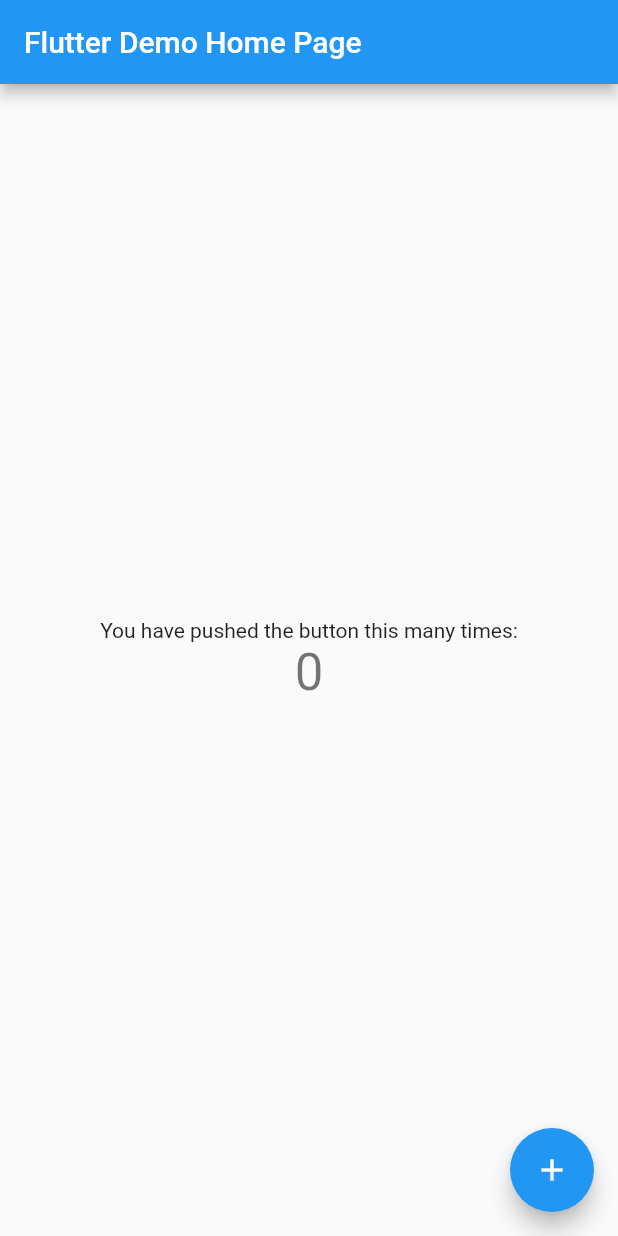
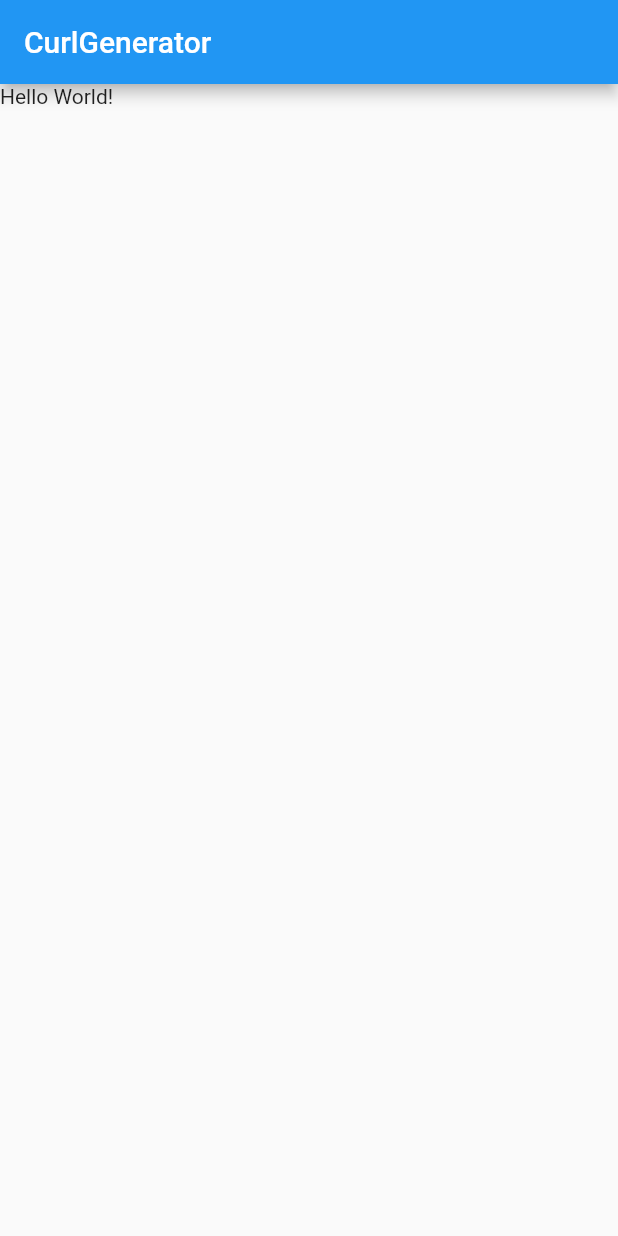
Before and after one commit to okaryo/curl_generator, a Flutter app: the screen it shows after launch, on a phone screen of 412 x 824 dp. Run offline on Flutter 3.47's test engine with Material 2 defaults, Android fonts, the phone set to English and light mode, and no system bars.

Commit message:
[modify] main app

```diff
--- a/lib/main.dart
+++ b/lib/main.dart
@@ -1,115 +1,6 @@
+import 'package:curl_generator/view/main_app.dart';
 import 'package:flutter/material.dart';
 
 void main() {
-  runApp(const MyApp());
+  runApp(const MainApp());
 }
-
-class MyApp extends StatelessWidget {
-  const MyApp({Key? key}) : super(key: key);
-
-  // This widget is the root of your application.
-  @override
-  Widget build(BuildContext context) {
-    return MaterialApp(
-      title: 'Flutter Demo',
-      theme: ThemeData(
-        // This is the theme of your application.
-        //
-        // Try running your application with "flutter run". You'll see the
-        // application has a blue toolbar. Then, without quitting the app, try
-        // changing the primarySwatch below to Colors.green and then invoke
-        // "hot reload" (press "r" in the console where you ran "flutter run",
-        // or simply save your changes to "hot reload" in a Flutter IDE).
-        // Notice that the counter didn't reset back to zero; the application
-        // is not restarted.
-        primarySwatch: Colors.blue,
-      ),
-      home: const MyHomePage(title: 'Flutter Demo Home Page'),
-    );
-  }
-}
-
-class MyHomePage extends StatefulWidget {
-  const MyHomePage({Key? key, required this.title}) : super(key: key);
-
-  // This widget is the home page of your application. It is stateful, meaning
-  // that it has a State object (defined below) that contains fields that affect
-  // how it looks.
-
-  // This class is the configuration for the state. It holds the values (in this
-  // case the title) provided by the parent (in this case the App widget) and
-  // used by the build method of the State. Fields in a Widget subclass are
-  // always marked "final".
-
-  final String title;
-
-  @override
-  State<MyHomePage> createState() => _MyHomePageState();
-}
-
-class _MyHomePageState extends State<MyHomePage> {
-  int _counter = 0;
-
-  void _incrementCounter() {
-    setState(() {
-      // This call to setState tells the Flutter framework that something has
-      // changed in this State, which causes it to rerun the build method below
-      // so that the display can reflect the updated values. If we changed
-      // _counter without calling setState(), then the build method would not be
-      // called again, and so nothing would appear to happen.
-      _counter++;
-    });
-  }
-
-  @override
-  Widget build(BuildContext context) {
-    // This method is rerun every time setState is called, for instance as done
-    // by the _incrementCounter method above.
-    //
-    // The Flutter framework has been optimized to make rerunning build methods
-    // fast, so that you can just rebuild anything that needs updating rather
-    // than having to individually change instances of widgets.
-    return Scaffold(
-      appBar: AppBar(
-        // Here we take the value from the MyHomePage object that was created by
-        // the App.build method, and use it to set our appbar title.
-        title: Text(widget.title),
-      ),
-      body: Center(
-        // Center is a layout widget. It takes a single child and positions it
-        // in the middle of the parent.
-        child: Column(
-          // Column is also a layout widget. It takes a list of children and
-          // arranges them vertically. By default, it sizes itself to fit its
-          // children horizontally, and tries to be as tall as its parent.
-          //
-          // Invoke "debug painting" (press "p" in the console, choose the
-          // "Toggle Debug Paint" action from the Flutter Inspector in Android
-          // Studio, or the "Toggle Debug Paint" command in Visual Studio Code)
-          // to see the wireframe for each widget.
-          //
-          // Column has various properties to control how it sizes itself and
-          // how it positions its children. Here we use mainAxisAlignment to
-          // center the children vertically; the main axis here is the vertical
-          // axis because Columns are vertical (the cross axis would be
-          // horizontal).
-          mainAxisAlignment: MainAxisAlignment.center,
-          children: <Widget>[
-            const Text(
-              'You have pushed the button this many times:',
-            ),
-            Text(
-              '$_counter',
-              style: Theme.of(context).textTheme.headline4,
-            ),
-          ],
-        ),
-      ),
-      floatingActionButton: FloatingActionButton(
-        onPressed: _incrementCounter,
-        tooltip: 'Increment',
-        child: const Icon(Icons.add),
-      ), // This trailing comma makes auto-formatting nicer for build methods.
-    );
-  }
-}
--- /dev/null
+++ b/lib/view/main_app.dart
@@ -0,0 +1,19 @@
+import 'package:flutter/material.dart';
+
+class MainApp extends StatelessWidget {
+  const MainApp({Key? key}) : super(key: key);
+
+  @override
+  Widget build(BuildContext context) {
+    return MaterialApp(
+      title: 'CurlGenerator',
+      theme: ThemeData(
+        primarySwatch: Colors.blue,
+      ),
+      home: Scaffold(
+        appBar: AppBar(title: const Text('CurlGenerator')),
+        body: const Text('Hello World!'),
+      ),
+    );
+  }
+}
```
Also changed, not shown: 1 other file.
